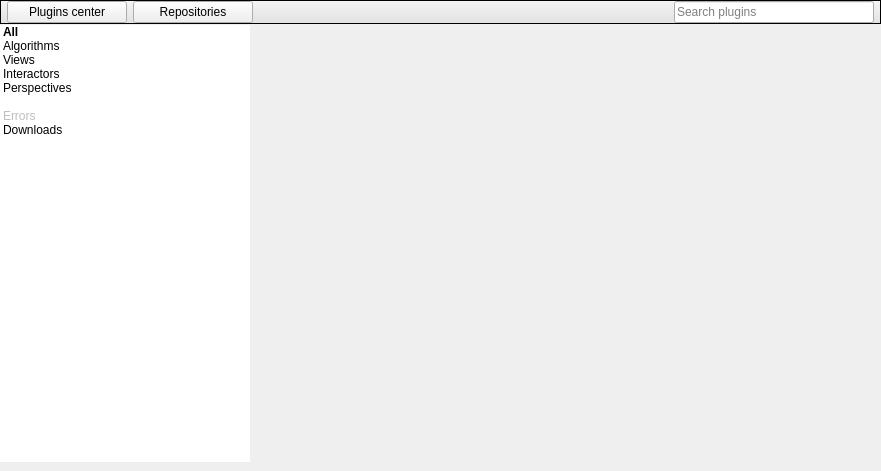
The window that software/tulip/designer/PluginsCenter.ui (vadivelselvaraj/TulipGLImprovement) describes before a commit, drawn with Qt 5.
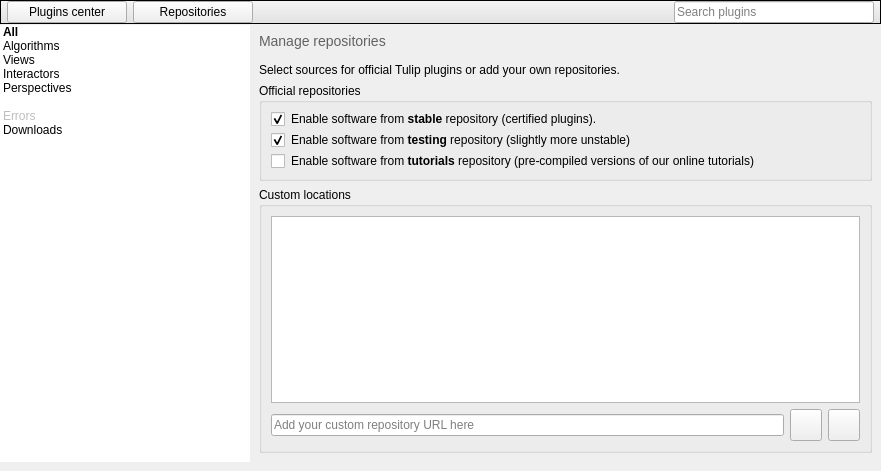
The same window after the commit. The open tabs and pages were chosen to show the change. Icons and pictures are not drawn.

Commit message: Fixed plugins center

Patch:
```diff
--- a/software/tulip/designer/PluginsCenter.ui
+++ b/software/tulip/designer/PluginsCenter.ui
@@ -594,8 +594,206 @@
          </item>
         </layout>
        </widget>
-       <widget class="QWidget" name="searchPage"/>
-       <widget class="QWidget" name="reposPage"/>
+       <widget class="QWidget" name="pluginsListPage"/>
+       <widget class="QWidget" name="reposPage">
+        <layout class="QVBoxLayout" name="verticalLayout_4">
+         <item>
+          <widget class="QLabel" name="label_2">
+           <property name="text">
+            <string>&lt;body&gt;
+&lt;p style=&quot; margin-top:0px; margin-bottom:0px; margin-left:0px; margin-right:0px; -qt-block-indent:0; text-indent:0px;&quot;&gt;&lt;img src=&quot;:/tulip/app/ui/list_bullet_arrow.png&quot; /&gt;&lt;span style=&quot;color:#626262; font-size:large;&quot;&gt;   Manage repositories&lt;/span&gt;&lt;/p&gt;
+
+&lt;p style=&quot;-qt-paragraph-type:empty; margin-top:0px; margin-bottom:0px; margin-left:0px; margin-right:0px; -qt-block-indent:0; text-indent:0px; font-size:medium;&quot;&gt; &lt;/p&gt;
+
+&lt;p style=&quot; margin-top:0px; margin-bottom:0px; margin-left:0px; margin-right:0px; -qt-block-indent:0; text-indent:0px;&quot;&gt;&lt;span style=&quot;color:#000000;&quot;&gt;Select sources for official Tulip plugins or add your own repositories.&lt;/span&gt;&lt;/p&gt;
+&lt;/body&gt;
+
+&lt;/html&gt;</string>
+           </property>
+           <property name="wordWrap">
+            <bool>true</bool>
+           </property>
+          </widget>
+         </item>
+         <item>
+          <widget class="QGroupBox" name="groupBox">
+           <property name="title">
+            <string>Official repositories</string>
+           </property>
+           <layout class="QGridLayout" name="gridLayout">
+            <item row="0" column="0">
+             <widget class="QCheckBox" name="checkBox">
+              <property name="text">
+               <string/>
+              </property>
+              <property name="checked">
+               <bool>true</bool>
+              </property>
+             </widget>
+            </item>
+            <item row="1" column="0">
+             <widget class="QCheckBox" name="checkBox_2">
+              <property name="text">
+               <string/>
+              </property>
+              <property name="checked">
+               <bool>true</bool>
+              </property>
+             </widget>
+            </item>
+            <item row="2" column="0">
+             <widget class="QCheckBox" name="checkBox_3">
+              <property name="text">
+               <string/>
+              </property>
+              <property name="checked">
+               <bool>false</bool>
+              </property>
+             </widget>
+            </item>
+            <item row="0" column="1">
+             <widget class="QLabel" name="label_3">
+              <property name="sizePolicy">
+               <sizepolicy hsizetype="Expanding" vsizetype="Preferred">
+                <horstretch>0</horstretch>
+                <verstretch>0</verstretch>
+               </sizepolicy>
+              </property>
+              <property name="text">
+               <string>&lt;!DOCTYPE HTML PUBLIC &quot;-//W3C//DTD HTML 4.0//EN&quot; &quot;http://www.w3.org/TR/REC-html40/strict.dtd&quot;&gt;
+&lt;html&gt;&lt;head&gt;&lt;meta name=&quot;qrichtext&quot; content=&quot;1&quot; /&gt;&lt;style type=&quot;text/css&quot;&gt;
+p, li { white-space: pre-wrap; }
+&lt;/style&gt;&lt;/head&gt;&lt;body style=&quot; font-family:'Sans Serif'; font-size:9pt; font-weight:400; font-style:normal;&quot;&gt;
+&lt;p style=&quot; margin-top:0px; margin-bottom:0px; margin-left:0px; margin-right:0px; -qt-block-indent:0; text-indent:0px;&quot;&gt;Enable software from &lt;span style=&quot; font-weight:600;&quot;&gt;stable&lt;/span&gt; repository (certified plugins).&lt;/p&gt;&lt;/body&gt;&lt;/html&gt;</string>
+              </property>
+             </widget>
+            </item>
+            <item row="1" column="1">
+             <widget class="QLabel" name="label_4">
+              <property name="sizePolicy">
+               <sizepolicy hsizetype="Expanding" vsizetype="Preferred">
+                <horstretch>0</horstretch>
+                <verstretch>0</verstretch>
+               </sizepolicy>
+              </property>
+              <property name="text">
+               <string>&lt;!DOCTYPE HTML PUBLIC &quot;-//W3C//DTD HTML 4.0//EN&quot; &quot;http://www.w3.org/TR/REC-html40/strict.dtd&quot;&gt;
+&lt;html&gt;&lt;head&gt;&lt;meta name=&quot;qrichtext&quot; content=&quot;1&quot; /&gt;&lt;style type=&quot;text/css&quot;&gt;
+p, li { white-space: pre-wrap; }
+&lt;/style&gt;&lt;/head&gt;&lt;body style=&quot; font-family:'Sans Serif'; font-size:9pt; font-weight:400; font-style:normal;&quot;&gt;
+&lt;p style=&quot; margin-top:0px; margin-bottom:0px; margin-left:0px; margin-right:0px; -qt-block-indent:0; text-indent:0px;&quot;&gt;Enable software from &lt;span style=&quot; font-weight:600;&quot;&gt;testing&lt;/span&gt; repository (slightly more unstable)&lt;/p&gt;&lt;/body&gt;&lt;/html&gt;</string>
+              </property>
+             </widget>
+            </item>
+            <item row="2" column="1">
+             <widget class="QLabel" name="label_5">
+              <property name="sizePolicy">
+               <sizepolicy hsizetype="Expanding" vsizetype="Preferred">
+                <horstretch>0</horstretch>
+                <verstretch>0</verstretch>
+               </sizepolicy>
+              </property>
+              <property name="text">
+               <string>&lt;!DOCTYPE HTML PUBLIC &quot;-//W3C//DTD HTML 4.0//EN&quot; &quot;http://www.w3.org/TR/REC-html40/strict.dtd&quot;&gt;
+&lt;html&gt;&lt;head&gt;&lt;meta name=&quot;qrichtext&quot; content=&quot;1&quot; /&gt;&lt;style type=&quot;text/css&quot;&gt;
+p, li { white-space: pre-wrap; }
+&lt;/style&gt;&lt;/head&gt;&lt;body style=&quot; font-family:'Sans Serif'; font-size:9pt; font-weight:400; font-style:normal;&quot;&gt;
+&lt;p style=&quot; margin-top:0px; margin-bottom:0px; margin-left:0px; margin-right:0px; -qt-block-indent:0; text-indent:0px;&quot;&gt;Enable software from &lt;span style=&quot; font-weight:600;&quot;&gt;tutorials&lt;/span&gt; repository (pre-compiled versions of our online tutorials)&lt;/p&gt;&lt;/body&gt;&lt;/html&gt;</string>
+              </property>
+              <property name="wordWrap">
+               <bool>true</bool>
+              </property>
+             </widget>
+            </item>
+           </layout>
+          </widget>
+         </item>
+         <item>
+          <widget class="QGroupBox" name="groupBox_2">
+           <property name="sizePolicy">
+            <sizepolicy hsizetype="Preferred" vsizetype="Expanding">
+             <horstretch>0</horstretch>
+             <verstretch>0</verstretch>
+            </sizepolicy>
+           </property>
+           <property name="title">
+            <string>Custom locations</string>
+           </property>
+           <layout class="QVBoxLayout" name="verticalLayout_6">
+            <item>
+             <widget class="QListWidget" name="listWidget"/>
+            </item>
+            <item>
+             <layout class="QHBoxLayout" name="horizontalLayout">
+              <property name="bottomMargin">
+               <number>0</number>
+              </property>
+              <item>
+               <widget class="QLineEdit" name="lineEdit">
+                <property name="placeholderText">
+                 <string>Add your custom repository URL here</string>
+                </property>
+               </widget>
+              </item>
+              <item>
+               <widget class="QPushButton" name="pushButton">
+                <property name="minimumSize">
+                 <size>
+                  <width>32</width>
+                  <height>32</height>
+                 </size>
+                </property>
+                <property name="maximumSize">
+                 <size>
+                  <width>32</width>
+                  <height>32</height>
+                 </size>
+                </property>
+                <property name="toolTip">
+                 <string>Add location</string>
+                </property>
+                <property name="text">
+                 <string/>
+                </property>
+                <property name="icon">
+                 <iconset resource="../resources/TulipAgent.qrc">
+                  <normaloff>:/tulip/app/icons/list-add.svg</normaloff>:/tulip/app/icons/list-add.svg</iconset>
+                </property>
+               </widget>
+              </item>
+              <item>
+               <widget class="QPushButton" name="pushButton_2">
+                <property name="minimumSize">
+                 <size>
+                  <width>32</width>
+                  <height>32</height>
+                 </size>
+                </property>
+                <property name="maximumSize">
+                 <size>
+                  <width>32</width>
+                  <height>32</height>
+                 </size>
+                </property>
+                <property name="toolTip">
+                 <string>Remove location</string>
+                </property>
+                <property name="text">
+                 <string/>
+                </property>
+                <property name="icon">
+                 <iconset resource="../resources/TulipAgent.qrc">
+                  <normaloff>:/tulip/app/icons/list-del.svg</normaloff>:/tulip/app/icons/list-del.svg</iconset>
+                </property>
+               </widget>
+              </item>
+             </layout>
+            </item>
+           </layout>
+          </widget>
+         </item>
+        </layout>
+       </widget>
        <widget class="QWidget" name="errorsPage">
         <layout class="QVBoxLayout" name="verticalLayout_2">
          <property name="topMargin">
```
Left out of the diff: 30 changed lines with no effect on the pictures. The commit also changes 6 other files.
